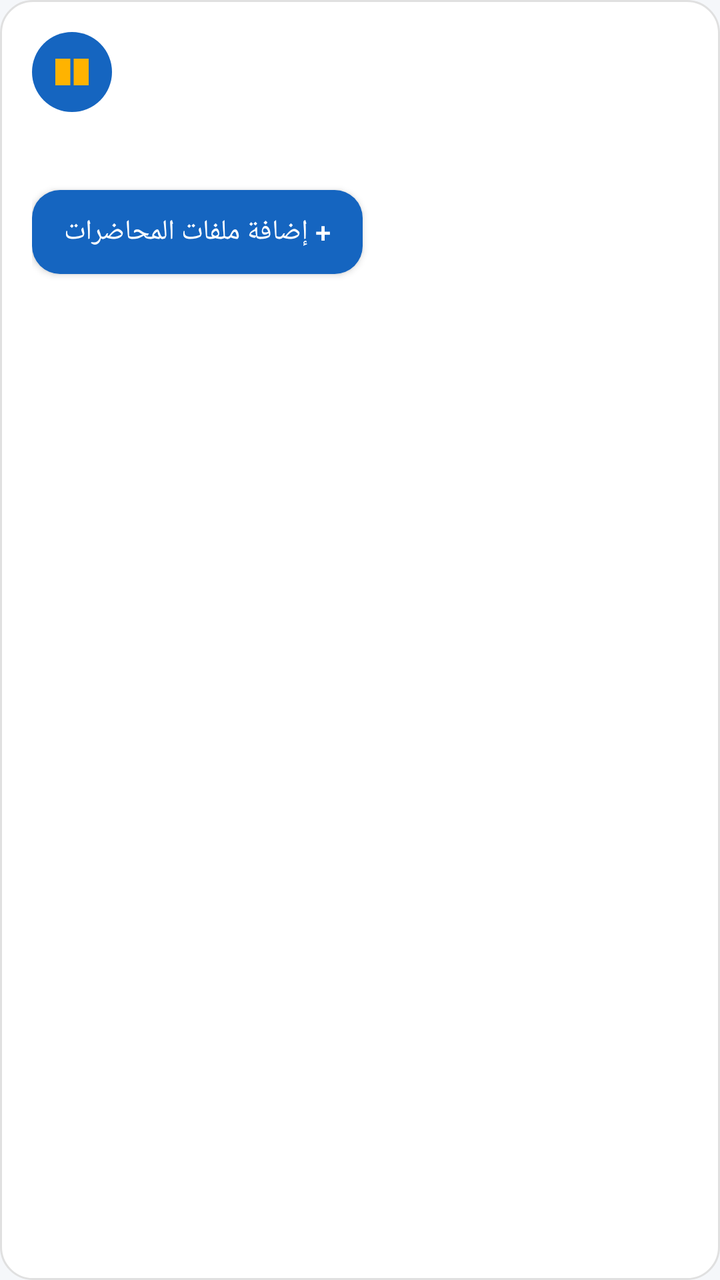
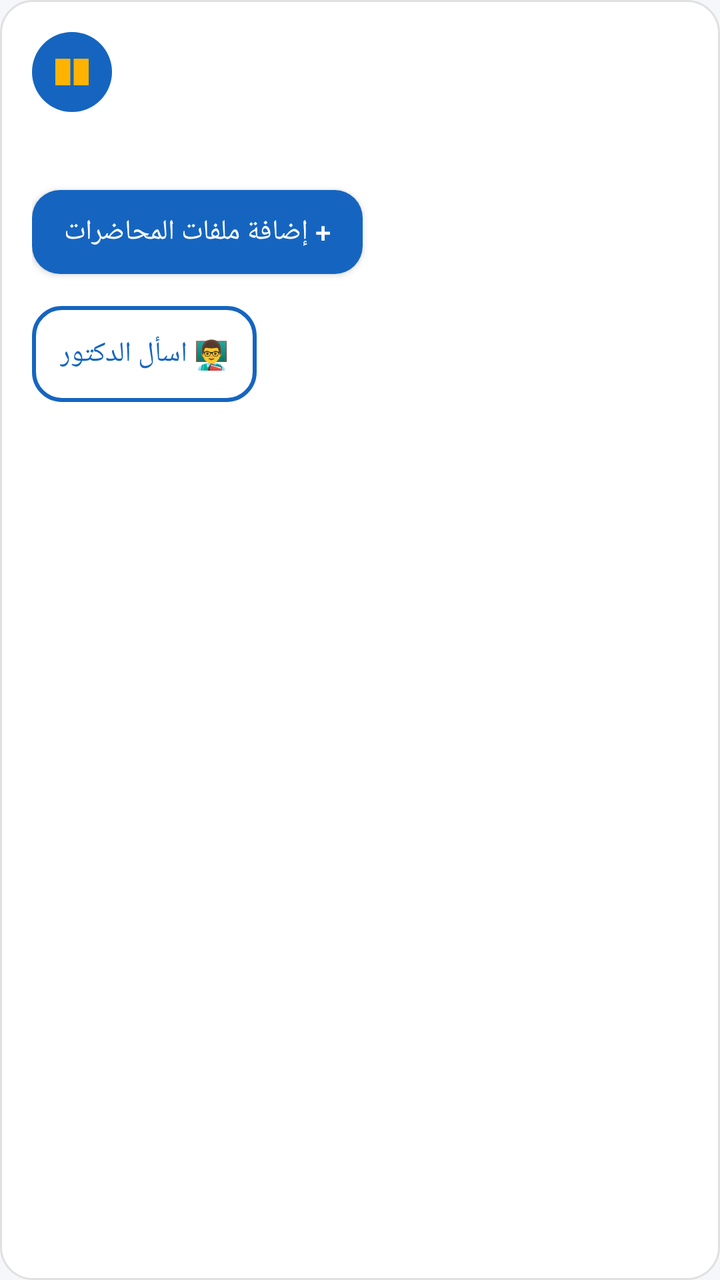

Before-and-after screenshots of an Android layout around one commit, followed by the original layout XML and the change that was made.
<!-- AndroidManifest.xml: application theme AppTheme -->
<!-- res/layout/item_course.xml -->
<?xml version="1.0" encoding="utf-8"?>
<LinearLayout xmlns:android="http://schemas.android.com/apk/res/android"
    android:layout_width="match_parent"
    android:layout_height="wrap_content"
    android:orientation="vertical"
    android:background="@drawable/bg_card_rounded"
    android:layout_marginHorizontal="16dp"
    android:layout_marginBottom="12dp"
    android:padding="16dp">

    <LinearLayout
        android:layout_width="match_parent"
        android:layout_height="wrap_content"
        android:orientation="horizontal"
        android:gravity="center_vertical"
        android:layout_marginBottom="8dp">

        <FrameLayout
            android:layout_width="40dp"
            android:layout_height="40dp"
            android:background="@drawable/bg_icon_circle"
            android:layout_marginEnd="12dp">

            <ImageView
                android:layout_width="20dp"
                android:layout_height="20dp"
                android:layout_gravity="center"
                android:src="@drawable/ic_tab_courses" />

        </FrameLayout>

        <TextView
            android:id="@+id/tvCourseName"
            android:layout_width="0dp"
            android:layout_height="wrap_content"
            android:layout_weight="1"
            android:textSize="18sp"
            android:textStyle="bold"
            android:textColor="@color/text_dark" />

    </LinearLayout>

    <TextView
        android:id="@+id/tvCourseDetails"
        android:layout_width="wrap_content"
        android:layout_height="wrap_content"
        android:textSize="14sp"
        android:textColor="@color/text_dark"
        android:layout_marginBottom="12dp" />

    <Button
        android:id="@+id/btnAddFiles"
        android:layout_width="wrap_content"
        android:layout_height="42dp"
        android:text="+ إضافة ملفات المحاضرات"
        android:textAllCaps="false"
        android:textColor="@color/white"
        android:background="@drawable/bg_button_rounded"
        android:paddingHorizontal="16dp"
        android:layout_marginBottom="8dp" />

    <LinearLayout
        android:id="@+id/filesContainer"
        android:layout_width="match_parent"
        android:layout_height="wrap_content"
        android:orientation="vertical" />

</LinearLayout>
<!-- resources referenced by this layout -->
<resources>
  <color name="text_dark">#1A1A1A</color>
  <color name="white">#FFFFFF</color>
  <!-- drawable bg_button_rounded (drawable) -->
  <shape xmlns:android="http://schemas.android.com/apk/res/android"
      android:shape="rectangle">
      <solid android:color="@color/primary"/>
      <corners android:radius="14dp"/>
  </shape>
  <!-- drawable bg_card_rounded (drawable) -->
  <shape xmlns:android="http://schemas.android.com/apk/res/android"
      android:shape="rectangle">
      <solid android:color="@color/white"/>
      <corners android:radius="16dp"/>
      <stroke android:width="1dp" android:color="@color/card_border"/>
  </shape>
  <!-- drawable bg_icon_circle (drawable) -->
  <shape xmlns:android="http://schemas.android.com/apk/res/android"
      android:shape="oval">
      <solid android:color="@color/primary"/>
  </shape>
  <!-- drawable ic_tab_courses (drawable) -->
  <vector xmlns:android="http://schemas.android.com/apk/res/android"
      android:width="24dp"
      android:height="24dp"
      android:viewportWidth="24"
      android:viewportHeight="24">
      <path
          android:fillColor="#FFB300"
          android:pathData="M2,4H11V20H2Z M13,4H22V20H13Z"/>
  </vector>
  <style name="AppTheme" parent="Theme.MaterialComponents.Light.NoActionBar">
          <item name="colorPrimary">@color/primary</item>
          <item name="colorPrimaryDark">@color/primary_dark</item>
          <item name="colorAccent">@color/accent</item>
          <item name="android:windowBackground">@color/background</item>
      </style>
  <color name="primary">#1565C0</color>
  <color name="card_border">#E0E0E0</color>
  <color name="primary_dark">#0D47A1</color>
  <color name="accent">#42A5F5</color>
  <color name="background">#F5F7FA</color>
</resources>

<!-- the commit's change to res/layout/item_course.xml (unified diff, before → after) -->
@@ -63,6 +63,18 @@
         android:id="@+id/filesContainer"
         android:layout_width="match_parent"
         android:layout_height="wrap_content"
-        android:orientation="vertical" />
+        android:orientation="vertical"
+        android:layout_marginBottom="8dp" />
+
+    <Button
+        android:id="@+id/btnAskDoctor"
+        android:layout_width="wrap_content"
+        android:layout_height="wrap_content"
+        android:text="👨‍🏫 اسأل الدكتور"
+        android:textAllCaps="false"
+        android:textColor="@color/primary"
+        android:background="@drawable/bg_button_outline"
+        android:paddingHorizontal="14dp"
+        android:paddingVertical="8dp" />
 
 </LinearLayout>
<!-- resource entries referenced after the edit -->
@@ -1,7 +1,15 @@
 <!-- resources referenced by this layout -->
 <resources>
+  <color name="primary">#1565C0</color>
   <color name="text_dark">#1A1A1A</color>
   <color name="white">#FFFFFF</color>
+  <!-- drawable bg_button_outline (drawable) -->
+  <shape xmlns:android="http://schemas.android.com/apk/res/android"
+      android:shape="rectangle">
+      <solid android:color="@android:color/transparent"/>
+      <corners android:radius="14dp"/>
+      <stroke android:width="2dp" android:color="@color/primary"/>
+  </shape>
   <!-- drawable bg_button_rounded (drawable) -->
   <shape xmlns:android="http://schemas.android.com/apk/res/android"
       android:shape="rectangle">
@@ -36,7 +44,6 @@
           <item name="colorAccent">@color/accent</item>
           <item name="android:windowBackground">@color/background</item>
       </style>
-  <color name="primary">#1565C0</color>
   <color name="card_border">#E0E0E0</color>
   <color name="primary_dark">#0D47A1</color>
   <color name="accent">#42A5F5</color>
